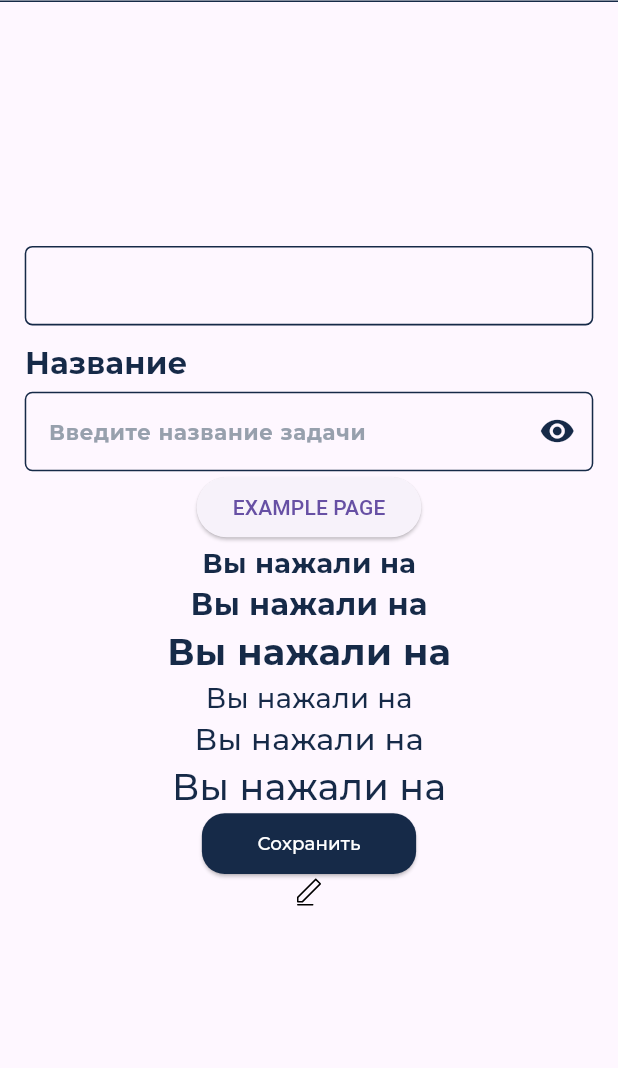
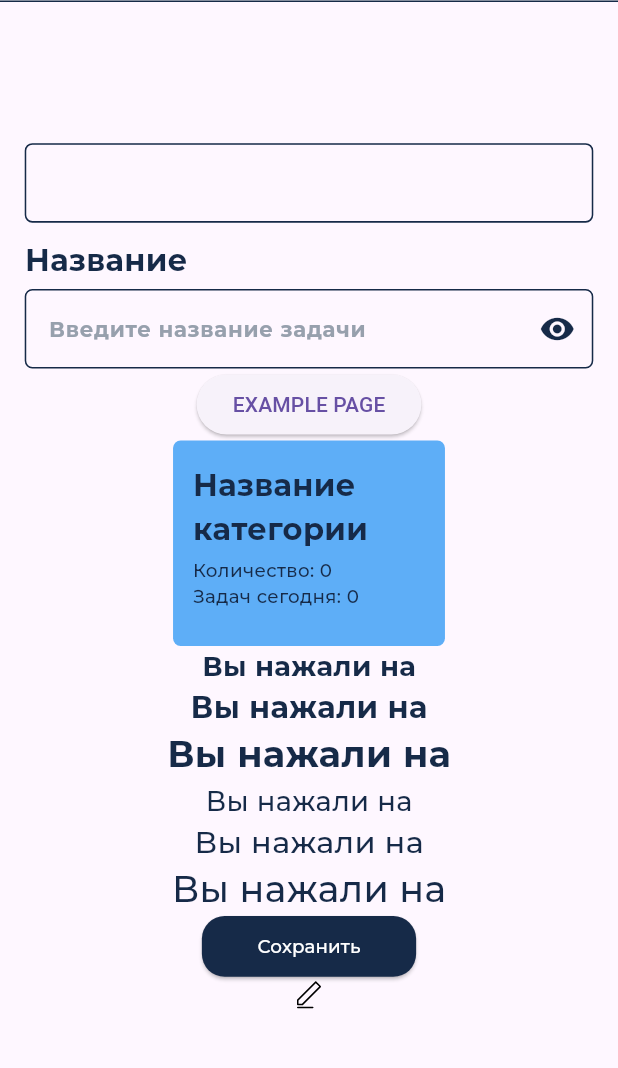
Before and after one commit to elyra1/Taski, a Flutter app: the screen it shows after launch, on a phone screen of 412 x 824 dp, the part 82-1150 px from its top. Run offline on Flutter 3.47's test engine with Material 3 defaults, Android fonts, the phone set to English and light mode, and no system bars; our stand-ins replace auto_route, awesome_extensions, bloc, cloud_firestore, firebase_auth, firebase_core and 6 more; accounts and stored records are empty; project files that could hold a hidden picture were left out.

Commit message:
добавил categorycard

```diff
--- a/lib/presentation/pages/example_page/example_page.dart
+++ b/lib/presentation/pages/example_page/example_page.dart
@@ -4,12 +4,14 @@ import 'package:flutter/material.dart';
 import 'package:flutter_bloc/flutter_bloc.dart';
 import 'package:flutter_screenutil/flutter_screenutil.dart';
 import 'package:taski/di/locator.dart';
+import 'package:taski/domain/entities/category_entity.dart';
 import 'package:taski/presentation/pages/example_page/cubit/example_page_cubit.dart';
 import 'package:taski/presentation/widgets/app_text_field.dart';
 import 'package:flutter_svg/flutter_svg.dart';
 import 'package:taski/presentation/utils/app_text_styles.dart';
 import 'package:taski/presentation/widgets/app_bars/main_app_bar.dart';
 import 'package:taski/presentation/widgets/buttons/custom_button.dart';
+import 'package:taski/presentation/widgets/categoty_card.dart';
 
 @RoutePage()
 class ExamplePage extends StatelessWidget implements AutoRouteWrapper {
@@ -18,7 +20,12 @@ class ExamplePage extends StatelessWidget implements AutoRouteWrapper {
   @override
   Widget build(BuildContext context) {
     return Scaffold(
-      appBar: MainAppBar(child: Text('123text', style: AppTextStyles.bold24,),),
+      appBar: MainAppBar(
+        child: Text(
+          '123text',
+          style: AppTextStyles.bold24,
+        ),
+      ),
       body: Column(
         mainAxisAlignment: MainAxisAlignment.center,
         children: [
@@ -39,6 +46,9 @@ class ExamplePage extends StatelessWidget implements AutoRouteWrapper {
             },
             child: const Text("EXAMPLE PAGE"),
           ).toCenter(),
+          CategoryCard(
+            category: CategoryEntity.getEmpty(),
+          ),
           Text("Вы нажали на", style: AppTextStyles.bold18),
           Text("Вы нажали на", style: AppTextStyles.bold20),
           Text("Вы нажали на", style: AppTextStyles.bold24),
--- /dev/null
+++ b/lib/presentation/widgets/categoty_card.dart
@@ -0,0 +1,53 @@
+import 'package:awesome_extensions/awesome_extensions.dart';
+import 'package:flutter/cupertino.dart';
+import 'package:flutter/material.dart';
+import 'package:flutter/widgets.dart';
+import 'package:flutter_screenutil/flutter_screenutil.dart';
+import 'package:taski/domain/entities/category_entity.dart';
+import 'package:taski/presentation/utils/app_colors.dart';
+import 'package:taski/presentation/utils/app_text_styles.dart';
+
+class CategoryCard extends StatelessWidget {
+  final CategoryEntity category;
+
+  const CategoryCard({
+    super.key,
+    required this.category,
+  });
+
+  @override
+  Widget build(BuildContext context) {
+    return Container(
+      padding: EdgeInsets.symmetric(
+        horizontal: 12.w,
+        vertical: 15.h,
+      ),
+      decoration: BoxDecoration(
+        borderRadius: BorderRadius.circular(5.r),
+        color: Color(category.color),
+      ),
+      width: 165.w,
+      height: 135.h,
+      child: Column(
+        crossAxisAlignment: CrossAxisAlignment.start,
+        children: [
+          Text(
+            category.title,
+            style: AppTextStyles.semibold20,
+          ),
+          5.h.heightBox,
+          Text(
+            'Количество: ${category.tasks.length}',
+            overflow: TextOverflow.ellipsis,
+            style: AppTextStyles.medium12.copyWith(color: AppColors.headblue),
+          ),
+          Text(
+            'Задач сегодня: 0',
+            //To DO
+            style: AppTextStyles.medium12.copyWith(color: AppColors.headblue),
+          ),
+        ],
+      ),
+    );
+  }
+}
```
Also changed, not shown: pubspec.lock.
